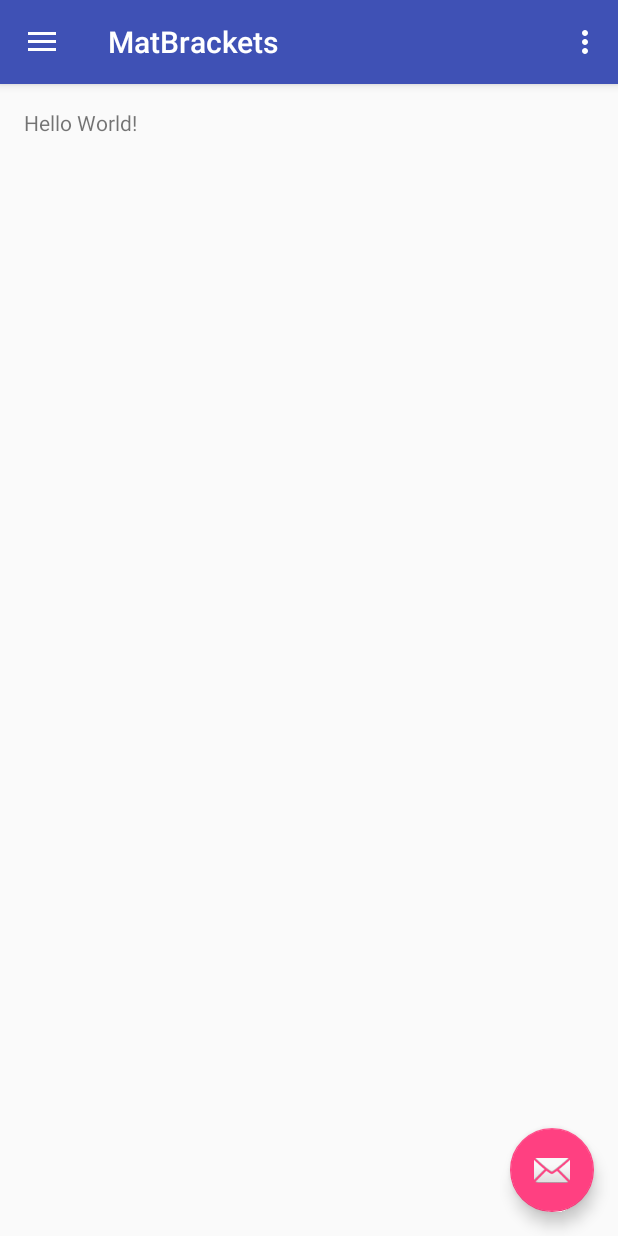
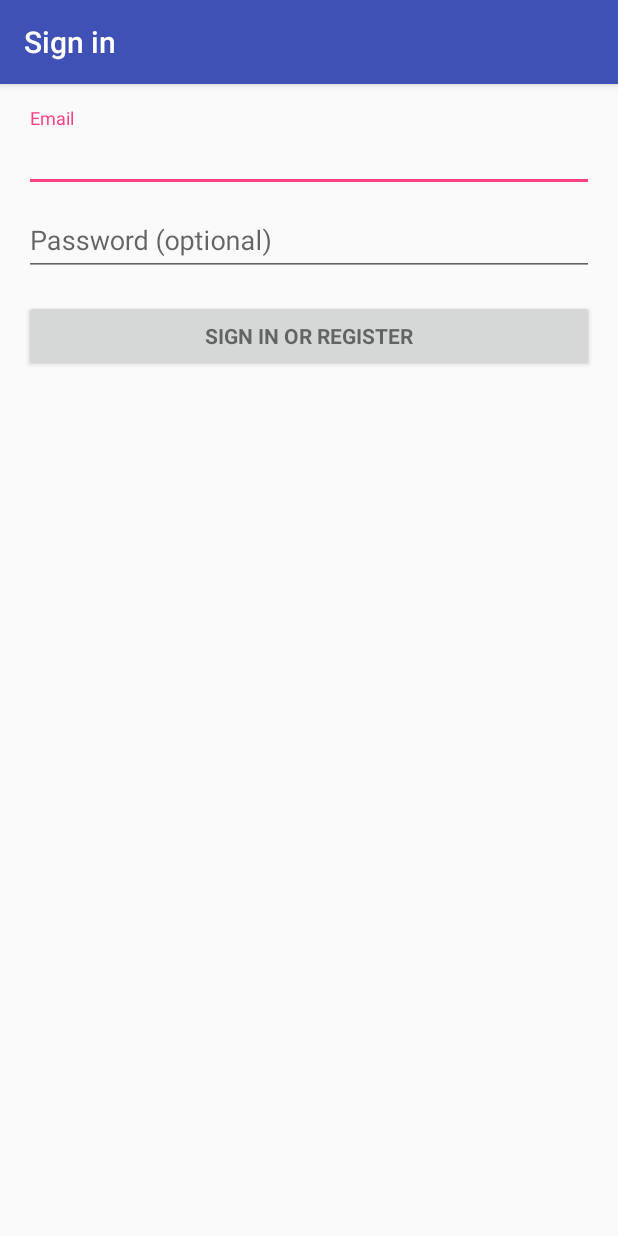
Before and after one commit to Thecondienator/MatBrackets, an Android app: the screen it shows after launch (MainActivity before the commit, LoginActivity after it), on a phone screen of 412 x 824 dp. Run offline under Robolectric (Android 15) with nearby library versions, the phone set to English and light mode, and no system bars; pictures from the network do not load; 2 statements that could not run were skipped.

Commit message:
Working login activity

```diff
--- /dev/null
+++ b/app/src/main/java/com/example/brice/matbrackets/LoginActivity.java
@@ -0,0 +1,459 @@
+package com.example.brice.matbrackets;
+
+import android.animation.Animator;
+import android.animation.AnimatorListenerAdapter;
+import android.annotation.TargetApi;
+import android.content.Context;
+import android.content.pm.PackageManager;
+import android.support.annotation.NonNull;
+import android.support.design.widget.Snackbar;
+import android.support.v7.app.AppCompatActivity;
+import android.app.LoaderManager.LoaderCallbacks;
+
+import android.content.CursorLoader;
+import android.content.Loader;
+import android.database.Cursor;
+import android.net.Uri;
+import android.os.AsyncTask;
+
+import android.os.Build;
+import android.os.Bundle;
+import android.provider.ContactsContract;
+import android.text.TextUtils;
+import android.view.KeyEvent;
+import android.view.View;
+import android.view.View.OnClickListener;
+import android.view.inputmethod.EditorInfo;
+import android.widget.ArrayAdapter;
+import android.widget.AutoCompleteTextView;
+import android.widget.Button;
+import android.widget.EditText;
+import android.widget.TextView;
+
+import java.io.BufferedInputStream;
+import java.io.DataInputStream;
+import java.io.DataOutputStream;
+import java.io.FileInputStream;
+import java.io.FileNotFoundException;
+import java.io.IOException;
+import java.io.InputStream;
+import java.io.UnsupportedEncodingException;
+import java.net.MalformedURLException;
+import java.net.Socket;
+import java.net.URL;
+import java.net.URLEncoder;
+import java.net.UnknownHostException;
+import java.security.KeyManagementException;
+import java.security.KeyStore;
+import java.security.KeyStoreException;
+import java.security.NoSuchAlgorithmException;
+import java.security.UnrecoverableKeyException;
+import java.security.cert.Certificate;
+import java.security.cert.CertificateException;
+import java.security.cert.CertificateFactory;
+import java.security.cert.X509Certificate;
+import java.util.ArrayList;
+import java.util.List;
+
+import javax.net.SocketFactory;
+import javax.net.ssl.HostnameVerifier;
+import javax.net.ssl.HttpsURLConnection;
+import javax.net.ssl.SSLContext;
+import javax.net.ssl.SSLSession;
+import javax.net.ssl.SSLSocketFactory;
+import javax.net.ssl.TrustManager;
+import javax.net.ssl.TrustManagerFactory;
+import javax.net.ssl.X509TrustManager;
+
+import static android.Manifest.permission.READ_CONTACTS;
+
+/**
+ * A login screen that offers login via email/password.
+ */
+public class LoginActivity extends AppCompatActivity implements LoaderCallbacks<Cursor> {
+
+    /**
+     * Id to identity READ_CONTACTS permission request.
+     */
+    private static final int REQUEST_READ_CONTACTS = 0;
+
+    /**
+     * A dummy authentication store containing known user names and passwords.
+     * TODO: remove after connecting to a real authentication system.
+     */
+    private static final String[] DUMMY_CREDENTIALS = new String[]{
+            "foo@example.com:hello", "bar@example.com:world"
+    };
+    /**
+     * Keep track of the login task to ensure we can cancel it if requested.
+     */
+    private UserLoginTask mAuthTask = null;
+
+    // UI references.
+    private AutoCompleteTextView mEmailView;
+    private EditText mPasswordView;
+    private View mProgressView;
+    private View mLoginFormView;
+    private String httpsURL = "https://dev.matbrackets.com/mobile/mobileLogin.php";
+
+    @Override
+    protected void onCreate(Bundle savedInstanceState) {
+        super.onCreate(savedInstanceState);
+        setContentView(R.layout.activity_login);
+        // Set up the login form.
+        mEmailView = (AutoCompleteTextView) findViewById(R.id.email);
+        populateAutoComplete();
+
+        mPasswordView = (EditText) findViewById(R.id.password);
+        mPasswordView.setOnEditorActionListener(new TextView.OnEditorActionListener() {
+            @Override
+            public boolean onEditorAction(TextView textView, int id, KeyEvent keyEvent) {
+                if (id == R.id.login || id == EditorInfo.IME_NULL) {
+                    attemptLogin();
+                    return true;
+                }
+                return false;
+            }
+        });
+
+        Button mEmailSignInButton = (Button) findViewById(R.id.email_sign_in_button);
+        mEmailSignInButton.setOnClickListener(new OnClickListener() {
+            @Override
+            public void onClick(View view) {
+                attemptLogin();
+            }
+        });
+
+        mLoginFormView = findViewById(R.id.login_form);
+        mProgressView = findViewById(R.id.login_progress);
+    }
+
+    private void populateAutoComplete() {
+        if (!mayRequestContacts()) {
+            return;
+        }
+
+        getLoaderManager().initLoader(0, null, this);
+    }
+
+    private boolean mayRequestContacts() {
+        if (Build.VERSION.SDK_INT < Build.VERSION_CODES.M) {
+            return true;
+        }
+        if (checkSelfPermission(READ_CONTACTS) == PackageManager.PERMISSION_GRANTED) {
+            return true;
+        }
+        if (shouldShowRequestPermissionRationale(READ_CONTACTS)) {
+            Snackbar.make(mEmailView, R.string.permission_rationale, Snackbar.LENGTH_INDEFINITE)
+                    .setAction(android.R.string.ok, new View.OnClickListener() {
+                        @Override
+                        @TargetApi(Build.VERSION_CODES.M)
+                        public void onClick(View v) {
+                            requestPermissions(new String[]{READ_CONTACTS}, REQUEST_READ_CONTACTS);
+                        }
+                    });
+        } else {
+            requestPermissions(new String[]{READ_CONTACTS}, REQUEST_READ_CONTACTS);
+        }
+        return false;
+    }
+
+    /**
+     * Callback received when a permissions request has been completed.
+     */
+    @Override
+    public void onRequestPermissionsResult(int requestCode, @NonNull String[] permissions,
+                                           @NonNull int[] grantResults) {
+        if (requestCode == REQUEST_READ_CONTACTS) {
+            if (grantResults.length == 1 && grantResults[0] == PackageManager.PERMISSION_GRANTED) {
+                populateAutoComplete();
+            }
+        }
+    }
+
+
+    /**
+     * Attempts to sign in or register the account specified by the login form.
+     * If there are form errors (invalid email, missing fields, etc.), the
+     * errors are presented and no actual login attempt is made.
+     */
+    private void attemptLogin() {
+        if (mAuthTask != null) {
+            return;
+        }
+
+        // Reset errors.
+        mEmailView.setError(null);
+        mPasswordView.setError(null);
+
+        // Store values at the time of the login attempt.
+        String email = mEmailView.getText().toString();
+        String password = mPasswordView.getText().toString();
+
+        boolean cancel = false;
+        View focusView = null;
+
+        // Check for a valid password, if the user entered one.
+        if (!TextUtils.isEmpty(password) && !isPasswordValid(password)) {
+            mPasswordView.setError(getString(R.string.error_invalid_password));
+            focusView = mPasswordView;
+            cancel = true;
+        }
+
+        // Check for a valid email address.
+        if (TextUtils.isEmpty(email)) {
+            mEmailView.setError(getString(R.string.error_field_required));
+            focusView = mEmailView;
+            cancel = true;
+        } else if (!isEmailValid(email)) {
+            mEmailView.setError(getString(R.string.error_invalid_email));
+            focusView = mEmailView;
+            cancel = true;
+        }
+
+        if (cancel) {
+            // There was an error; don't attempt login and focus the first
+            // form field with an error.
+            focusView.requestFocus();
+        } else {
+            // Show a progress spinner, and kick off a background task to
+            // perform the user login attempt.
+            showProgress(true);
+            mAuthTask = new UserLoginTask(email, password);
+            mAuthTask.execute((Void) null);
+        }
+    }
+
+    private boolean isEmailValid(String email) {
+        //TODO: Replace this with your own logic
+        return email.contains("@");
+    }
+
+    private boolean isPasswordValid(String password) {
+        //TODO: Replace this with your own logic
+        return password.length() > 4;
+    }
+
+    /**
+     * Shows the progress UI and hides the login form.
+     */
+    @TargetApi(Build.VERSION_CODES.HONEYCOMB_MR2)
+    private void showProgress(final boolean show) {
+        // On Honeycomb MR2 we have the ViewPropertyAnimator APIs, which allow
+        // for very easy animations. If available, use these APIs to fade-in
+        // the progress spinner.
+        if (Build.VERSION.SDK_INT >= Build.VERSION_CODES.HONEYCOMB_MR2) {
+            int shortAnimTime = getResources().getInteger(android.R.integer.config_shortAnimTime);
+
+            mLoginFormView.setVisibility(show ? View.GONE : View.VISIBLE);
+            mLoginFormView.animate().setDuration(shortAnimTime).alpha(
+                    show ? 0 : 1).setListener(new AnimatorListenerAdapter() {
+                @Override
+                public void onAnimationEnd(Animator animation) {
+                    mLoginFormView.setVisibility(show ? View.GONE : View.VISIBLE);
+                }
+            });
+
+            mProgressView.setVisibility(show ? View.VISIBLE : View.GONE);
+            mProgressView.animate().setDuration(shortAnimTime).alpha(
+                    show ? 1 : 0).setListener(new AnimatorListenerAdapter() {
+                @Override
+                public void onAnimationEnd(Animator animation) {
+                    mProgressView.setVisibility(show ? View.VISIBLE : View.GONE);
+                }
+            });
+        } else {
+            // The ViewPropertyAnimator APIs are not available, so simply show
+            // and hide the relevant UI components.
+            mProgressView.setVisibility(show ? View.VISIBLE : View.GONE);
+            mLoginFormView.setVisibility(show ? View.GONE : View.VISIBLE);
+        }
+    }
+
+    @Override
+    public Loader<Cursor> onCreateLoader(int i, Bundle bundle) {
+        return new CursorLoader(this,
+                // Retrieve data rows for the device user's 'profile' contact.
+                Uri.withAppendedPath(ContactsContract.Profile.CONTENT_URI,
+                        ContactsContract.Contacts.Data.CONTENT_DIRECTORY), ProfileQuery.PROJECTION,
+
+                // Select only email addresses.
+                ContactsContract.Contacts.Data.MIMETYPE +
+                        " = ?", new String[]{ContactsContract.CommonDataKinds.Email
+                .CONTENT_ITEM_TYPE},
+
+                // Show primary email addresses first. Note that there won't be
+                // a primary email address if the user hasn't specified one.
+                ContactsContract.Contacts.Data.IS_PRIMARY + " DESC");
+    }
+
+    @Override
+    public void onLoadFinished(Loader<Cursor> cursorLoader, Cursor cursor) {
+        List<String> emails = new ArrayList<>();
+        cursor.moveToFirst();
+        while (!cursor.isAfterLast()) {
+            emails.add(cursor.getString(ProfileQuery.ADDRESS));
+            cursor.moveToNext();
+        }
+
+        addEmailsToAutoComplete(emails);
+    }
+
+    @Override
+    public void onLoaderReset(Loader<Cursor> cursorLoader) {
+
+    }
+
+    private void addEmailsToAutoComplete(List<String> emailAddressCollection) {
+        //Create adapter to tell the AutoCompleteTextView what to show in its dropdown list.
+        ArrayAdapter<String> adapter =
+                new ArrayAdapter<>(LoginActivity.this,
+                        android.R.layout.simple_dropdown_item_1line, emailAddressCollection);
+
+        mEmailView.setAdapter(adapter);
+    }
+
+
+    private interface ProfileQuery {
+        String[] PROJECTION = {
+                ContactsContract.CommonDataKinds.Email.ADDRESS,
+                ContactsContract.CommonDataKinds.Email.IS_PRIMARY,
+        };
+
+        int ADDRESS = 0;
+        int IS_PRIMARY = 1;
+    }
+
+    /**
+     * Represents an asynchronous login/registration task used to authenticate
+     * the user.
+     */
+    public class UserLoginTask extends AsyncTask<Void, Void, Boolean> {
+
+        private final String mEmail;
+        private final String mPassword;
+
+        UserLoginTask(String email, String password) {
+            mEmail = email;
+            mPassword = password;
+        }
+
+        @Override
+        protected Boolean doInBackground(Void... params) {
+            // TODO: attempt authentication against a network service.
+
+            try {
+                // Simulate network access.
+                //Thread.sleep(2000);
+
+                String query = "email="+URLEncoder.encode(mEmail, "UTF-8");
+                query += "&";
+                query += "password="+URLEncoder.encode(mPassword, "UTF-8");
+
+                URL devURL = new URL(httpsURL);
+                HttpsURLConnection con = (HttpsURLConnection)devURL.openConnection();
+                con.setRequestMethod("POST");
+                con.setRequestProperty("Content-length", String.valueOf(query.length()));
+                con.setRequestProperty("Content-type", "application/x-www-form-urlencoded");
+                con.setRequestProperty("User-Agent", "Mozilla/4.0 (compatible; MSIE 5.0;Windows98;DigExt)");
+                con.setConnectTimeout(10000);
+                con.setDoOutput(true);
+                con.setDoInput(true);
+
+                DataOutputStream output = new DataOutputStream(con.getOutputStream());
+
+                output.writeBytes(query);
+                output.close();
+
+                DataInputStream input = new DataInputStream(con.getInputStream());
+
+                for(int c = input.read(); c != -1; c = input.read())
+                    System.out.print((char)c);
+                input.close();
+
+                System.out.println("Resp Code:" + con.getResponseCode());
+                System.out.println("Resp Message:"+con.getResponseMessage());
+
+            } catch (UnsupportedEncodingException e) {
+                e.printStackTrace();
+                return false;
+            } catch (MalformedURLException e){
+                e.printStackTrace();
+                return false;
+            } catch (IOException e){
+                e.printStackTrace();
+                return false;
+            }
+
+//            for (String credential : DUMMY_CREDENTIALS) {
+//                String[] pieces = credential.split(":");
+//                if (pieces[0].equals(mEmail)) {
+//                    // Account exists, return true if the password matches.
+//                    return pieces[1].equals(mPassword);
+//                }
+//            }
+
+            // TODO: register the new account here.
+            return true;
+        }
+
+        @Override
+        protected void onPostExecute(final Boolean success) {
+            mAuthTask = null;
+            showProgress(false);
+
+            if (success) {
+                finish();
+            } else {
+                mPasswordView.setError(getString(R.string.error_incorrect_password));
+                mPasswordView.requestFocus();
+            }
+        }
+
+        @Override
+        protected void onCancelled() {
+            mAuthTask = null;
+            showProgress(false);
+        }
+
+//            SSLContext setupCertTrust(){
+//            }
+//            try {
+//                CertificateFactory cf = CertificateFactory.getInstance("X.509");
+//                InputStream caInput = new BufferedInputStream(new FileInputStream("load-der.crt"));
+//                Certificate ca;
+//
+//                ca = cf.generateCertificate(caInput);
+//                System.out.println("ca=" + ((X509Certificate) ca).getSubjectDN());
+//                caInput.close();
+//
+//                String keyStoreType = KeyStore.getDefaultType();
+//                KeyStore keyStore = KeyStore.getInstance(keyStoreType);
+//                keyStore.load(null, null);
+//                keyStore.setCertificateEntry("ca", ca);
+//
+//                String tmfAlgorithm = TrustManagerFactory.getDefaultAlgorithm();
+//                TrustManagerFactory tmf = TrustManagerFactory.getInstance(tmfAlgorithm);
+//                tmf.init(keyStore);
+//
+//                SSLContext context = SSLContext.getInstance("TLS");
+//                context.init(null, tmf.getTrustManagers(), null);
+//
+//                return context;
+//            } catch(CertificateException e) {
+//                e.printStackTrace();
+//            } catch(FileNotFoundException e){
+//                e.printStackTrace();
+//            } catch(IOException e){
+//                e.printStackTrace();
+//            } catch(KeyStoreException e){
+//                e.printStackTrace();
+//            } catch(NoSuchAlgorithmException e) {
+//                e.printStackTrace();
+//            } catch(KeyManagementException e){
+//                e.printStackTrace();
+//            }
+//            return null;
+//        }
+    }
+}
--- a/app/src/main/java/com/example/brice/matbrackets/MainActivity.java
+++ b/app/src/main/java/com/example/brice/matbrackets/MainActivity.java
@@ -1,5 +1,6 @@
 package com.example.brice.matbrackets;
 
+import android.content.Intent;
 import android.os.Bundle;
 import android.support.design.widget.FloatingActionButton;
 import android.support.design.widget.Snackbar;
@@ -20,6 +21,17 @@ public class MainActivity extends AppCompatActivity
     protected void onCreate(Bundle savedInstanceState) {
         super.onCreate(savedInstanceState);
         setContentView(R.layout.activity_main);
+
+        String email = "thecondienator@gmail.com"; //get email from preferences
+        String token = "sajdklafsd"; //get token from preferences
+        User thisUser = new User(email, token);
+
+        if(!thisUser.checkToken()){
+            Intent loginActivityIntent = new Intent(this, LoginActivity.class);
+            startActivity(loginActivityIntent);
+            finish();
+        }
+
         Toolbar toolbar = (Toolbar) findViewById(R.id.toolbar);
         setSupportActionBar(toolbar);
 
--- /dev/null
+++ b/app/src/main/java/com/example/brice/matbrackets/User.java
@@ -0,0 +1,36 @@
+package com.example.brice.matbrackets;
+
+/**
+ * Created by Brice on 1/8/2016.
+ */
+public class User {
+
+    private String email;
+    private String password;
+    private String mobileToken;
+
+    public User(){
+
+    }
+
+    public User(String email, String token){
+        this.email = email;
+        this.mobileToken = token;
+    }
+
+    public boolean checkToken(){
+        return false;
+    }
+
+    public void setEmail(String email){
+        this.email = email;
+    }
+
+    public void setPassword(String password){
+        this.password = password;
+    }
+
+    public void setMobileToken(String token){
+        this.mobileToken = token;
+    }
+}
--- /dev/null
+++ b/app/src/main/res/layout/activity_login.xml
@@ -0,0 +1,77 @@
+<LinearLayout xmlns:android="http://schemas.android.com/apk/res/android"
+    xmlns:tools="http://schemas.android.com/tools"
+    android:layout_width="match_parent"
+    android:layout_height="match_parent"
+    android:gravity="center_horizontal"
+    android:orientation="vertical"
+    android:paddingBottom="@dimen/activity_vertical_margin"
+    android:paddingLeft="@dimen/activity_horizontal_margin"
+    android:paddingRight="@dimen/activity_horizontal_margin"
+    android:paddingTop="@dimen/activity_vertical_margin"
+    tools:context="com.example.brice.matbrackets.LoginActivity">
+
+    <!-- Login progress -->
+    <ProgressBar
+        android:id="@+id/login_progress"
+        style="?android:attr/progressBarStyleLarge"
+        android:layout_width="wrap_content"
+        android:layout_height="wrap_content"
+        android:layout_marginBottom="8dp"
+        android:visibility="gone" />
+
+    <ScrollView
+        android:id="@+id/login_form"
+        android:layout_width="match_parent"
+        android:layout_height="match_parent">
+
+        <LinearLayout
+            android:id="@+id/email_login_form"
+            android:layout_width="match_parent"
+            android:layout_height="wrap_content"
+            android:orientation="vertical">
+
+            <android.support.design.widget.TextInputLayout
+                android:layout_width="match_parent"
+                android:layout_height="wrap_content">
+
+                <AutoCompleteTextView
+                    android:id="@+id/email"
+                    android:layout_width="match_parent"
+                    android:layout_height="wrap_content"
+                    android:hint="@string/prompt_email"
+                    android:inputType="textEmailAddress"
+                    android:maxLines="1"
+                    android:singleLine="true" />
+
+            </android.support.design.widget.TextInputLayout>
+
+            <android.support.design.widget.TextInputLayout
+                android:layout_width="match_parent"
+                android:layout_height="wrap_content">
+
+                <EditText
+                    android:id="@+id/password"
+                    android:layout_width="match_parent"
+                    android:layout_height="wrap_content"
+                    android:hint="@string/prompt_password"
+                    android:imeActionId="@+id/login"
+                    android:imeActionLabel="@string/action_sign_in_short"
+                    android:imeOptions="actionUnspecified"
+                    android:inputType="textPassword"
+                    android:maxLines="1"
+                    android:singleLine="true" />
+
+            </android.support.design.widget.TextInputLayout>
+
+            <Button
+                android:id="@+id/email_sign_in_button"
+                style="?android:textAppearanceSmall"
+                android:layout_width="match_parent"
+                android:layout_height="wrap_content"
+                android:layout_marginTop="16dp"
+                android:text="@string/action_sign_in"
+                android:textStyle="bold" />
+
+        </LinearLayout>
+    </ScrollView>
+</LinearLayout>
--- a/app/src/main/res/values/strings.xml
+++ b/app/src/main/res/values/strings.xml
@@ -5,4 +5,18 @@
     <string name="navigation_drawer_close">Close navigation drawer</string>
 
     <string name="action_settings">Settings</string>
+    <string name="title_activity_login">Sign in</string>
+
+    <!-- Strings related to login -->
+    <string name="prompt_email">Email</string>
+    <string name="prompt_password">Password (optional)</string>
+    <string name="action_sign_in">Sign in or register</string>
+    <string name="action_sign_in_short">Sign in</string>
+    <string name="error_invalid_email">This email address is invalid</string>
+    <string name="error_invalid_password">This password is too short</string>
+    <string name="error_incorrect_password">This password is incorrect</string>
+    <string name="error_field_required">This field is required</string>
+    <string name="permission_rationale">"Contacts permissions are needed for providing email
+        completions."
+    </string>
 </resources>
```
Also changed, not shown: app/src/main/AndroidManifest.xml (+9 -0 lines).
